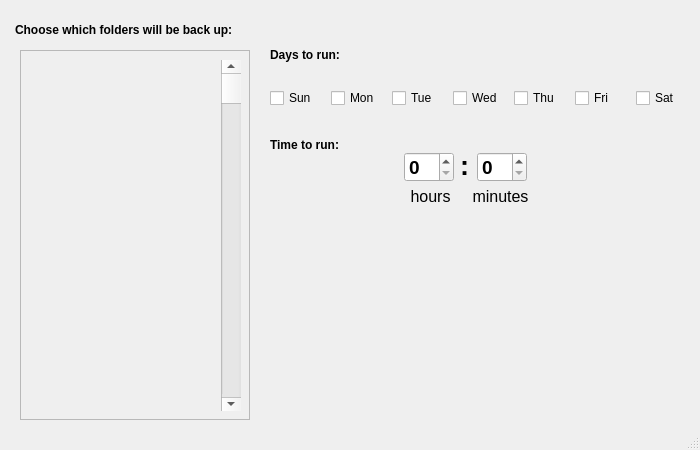
This is src/options.ui in GeovaneJefferson/timemachine as Qt 5 draws it before an edit. The edited form follows.
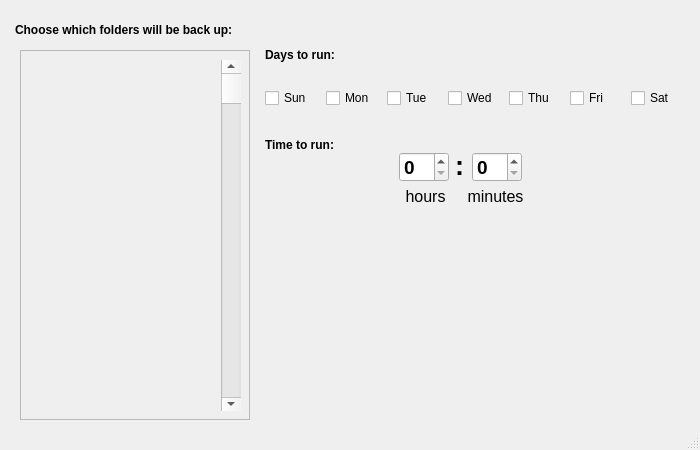
This is the edited form.

What changed in the file:
```diff
--- a/src/options.ui
+++ b/src/options.ui
@@ -33,7 +33,7 @@
    <widget class="QSpinBox" name="label_minutes">
     <property name="geometry">
      <rect>
-      <x>477</x>
+      <x>472</x>
       <y>152</y>
       <width>50</width>
       <height>30</height>
@@ -53,7 +53,7 @@
    <widget class="QLabel" name="label_5">
     <property name="geometry">
      <rect>
-      <x>465</x>
+      <x>460</x>
       <y>182</y>
       <width>71</width>
       <height>30</height>
@@ -66,7 +66,7 @@
    <widget class="QLabel" name="label">
     <property name="geometry">
      <rect>
-      <x>270</x>
+      <x>265</x>
       <y>40</y>
       <width>95</width>
       <height>30</height>
@@ -79,7 +79,7 @@
    <widget class="QSpinBox" name="label_hours">
     <property name="geometry">
      <rect>
-      <x>404</x>
+      <x>399</x>
       <y>152</y>
       <width>50</width>
       <height>30</height>
@@ -102,7 +102,7 @@
    <widget class="QLabel" name="label_4">
     <property name="geometry">
      <rect>
-      <x>405</x>
+      <x>400</x>
       <y>182</y>
       <width>51</width>
       <height>30</height>
@@ -115,7 +115,7 @@
    <widget class="QWidget" name="layoutWidget">
     <property name="geometry">
      <rect>
-      <x>270</x>
+      <x>265</x>
       <y>70</y>
       <width>421</width>
       <height>56</height>
@@ -176,7 +176,7 @@
    <widget class="QLabel" name="label_3">
     <property name="geometry">
      <rect>
-      <x>460</x>
+      <x>455</x>
       <y>140</y>
       <width>16</width>
       <height>51</height>
@@ -197,7 +197,7 @@
    <widget class="QLabel" name="label_2">
     <property name="geometry">
      <rect>
-      <x>270</x>
+      <x>265</x>
       <y>130</y>
       <width>95</width>
       <height>30</height>
```
